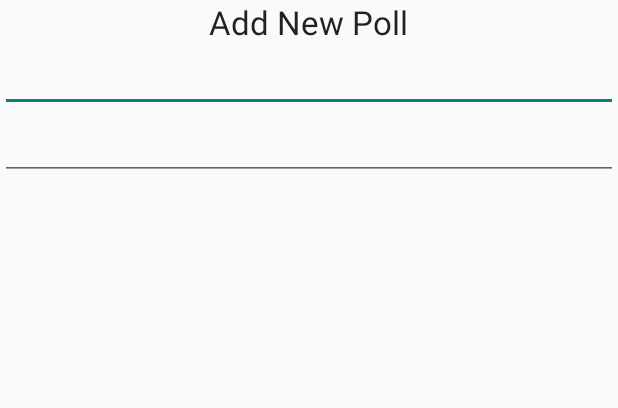
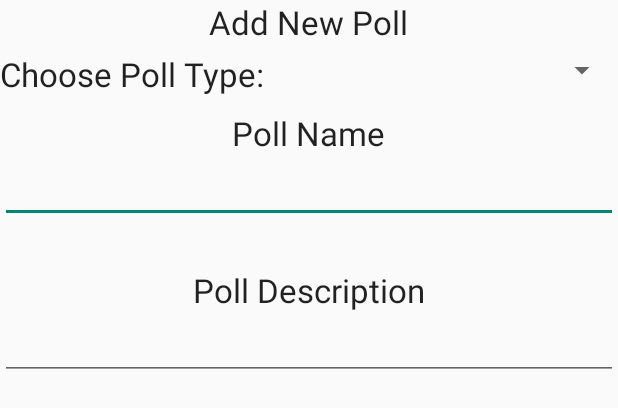
Before and after one commit to jcchin/PushPlanAndroid, an Android app: the layout fragment_add_poll.xml on its own in the app's theme, with its tools: preview values and no code run, on a phone screen of 412 x 824 dp. Shown: the top 408 px of the screen. Run offline under Robolectric (Android 15) with nearby library versions, the light colour scheme and no system bars.

Commit message:
Renamed fragments, Added "New poll" spinner dropdown, started time table layout

```diff
--- a/PushPlan/src/main/res/layout/fragment_add_poll.xml
+++ b/PushPlan/src/main/res/layout/fragment_add_poll.xml
@@ -11,13 +11,44 @@
         android:text="Add New Poll"
         android:id="@+id/textView"
         android:layout_gravity="center_horizontal" />
-
+    <LinearLayout
+        android:layout_width="fill_parent"
+        android:layout_height="wrap_content"
+        android:layout_marginTop="5dp">
+        <TextView
+            android:layout_width="wrap_content"
+            android:layout_height="wrap_content"
+            android:textAppearance="?android:attr/textAppearanceLarge"
+            android:text="Choose Poll Type: "
+            android:id="@+id/textView2"
+            android:layout_gravity="center" />
+        <Spinner
+            android:layout_width="match_parent"
+            android:layout_height="wrap_content"
+            android:id="@+id/spinner"
+            android:layout_gravity="right" />
+    </LinearLayout>
+    <TextView
+        android:layout_width="wrap_content"
+        android:layout_height="wrap_content"
+        android:textAppearance="?android:attr/textAppearanceLarge"
+        android:text="Poll Name"
+        android:id="@+id/textView3"
+        android:layout_gravity="center"
+        android:layout_marginTop="10dp" />
     <EditText
         android:layout_width="match_parent"
         android:layout_height="wrap_content"
         android:id="@+id/editText"
         android:layout_gravity="center_horizontal" />
-
+    <TextView
+        android:layout_width="wrap_content"
+        android:layout_height="wrap_content"
+        android:textAppearance="?android:attr/textAppearanceLarge"
+        android:text="Poll Description"
+        android:id="@+id/textView4"
+        android:layout_gravity="center"
+        android:layout_marginTop="30dp" />
     <EditText
         android:layout_width="match_parent"
         android:layout_height="wrap_content"
```
Also changed, not shown: PushPlan/src/main/java/net/pushplan/pushplanandroid/pushplan/DemoHuddle.java (+42 -14 lines), PushPlan/src/main/res/layout/fragment_time.xml (added, +107 -0 lines), PushPlan/src/main/res/layout/simple_spinner_dropdown_item.xml (added, +11 -0 lines), PushPlan/src/main/res/layout/simple_spinner_item.xml (added, +9 -0 lines), PushPlan/src/main/res/values/strings.xml (+8 -1 lines), PushPlan/src/main/res/layout/fragment_chat.xml (renamed from PushPlan/src/main/res/layout/fragment_section_launchpad.xml), PushPlan/src/main/res/layout/fragment_idea.xml (renamed from PushPlan/src/main/res/layout/fragment_section_dummy.xml).
